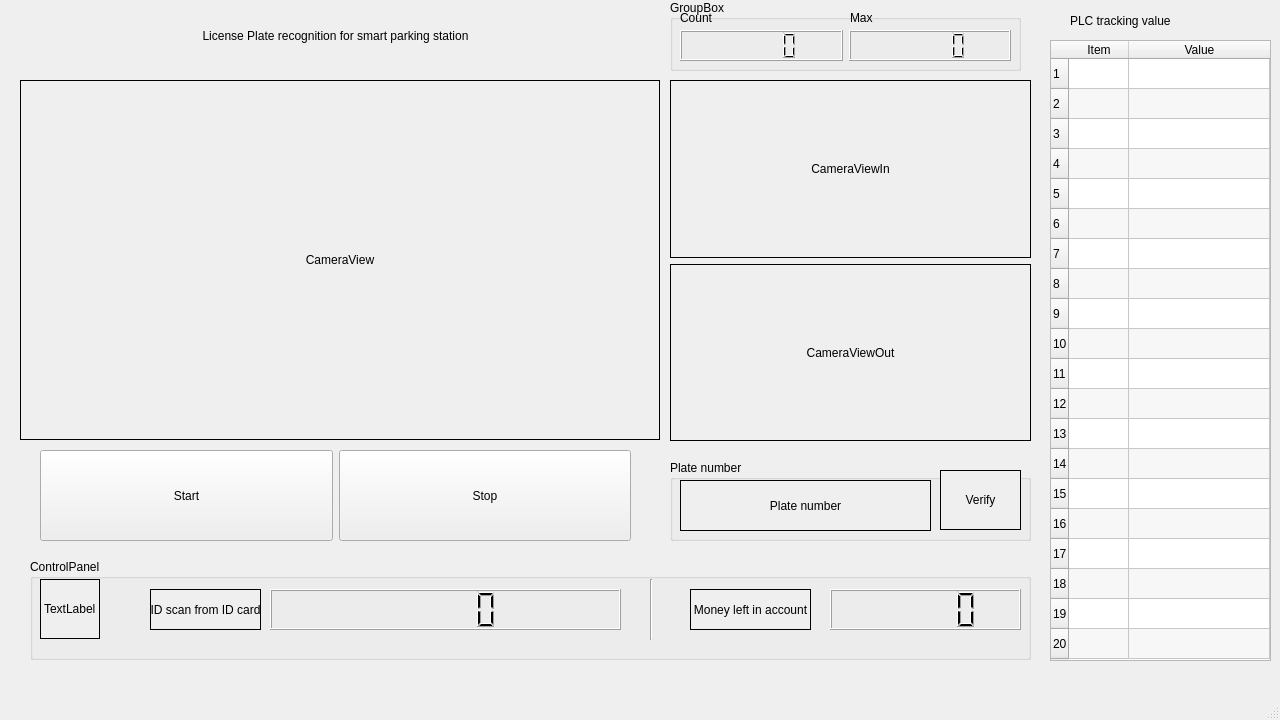
The window that GUI/gui.ui (hiimmuc/SmartParking) describes before a commit, drawn with Qt 5.
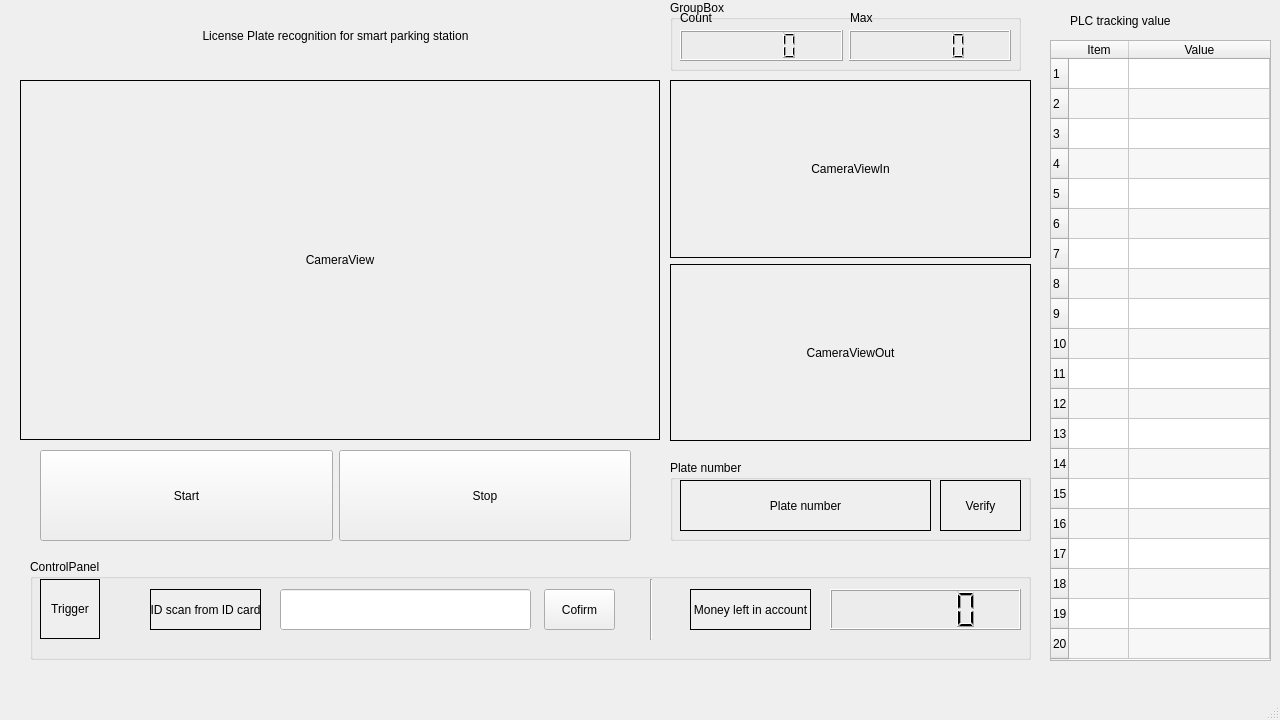
The same window after the commit.

```diff
--- a/GUI/gui.ui
+++ b/GUI/gui.ui
@@ -80,7 +80,13 @@
       <enum>QFrame::Box</enum>
      </property>
      <property name="text">
-      <string>TextLabel</string>
+      <string>Trigger</string>
+     </property>
+     <property name="alignment">
+      <set>Qt::AlignCenter</set>
+     </property>
+     <property name="wordWrap">
+      <bool>true</bool>
      </property>
     </widget>
     <widget class="QLabel" name="id">
@@ -150,14 +156,44 @@
       </rect>
      </property>
     </widget>
-    <widget class="QLCDNumber" name="IDcard">
+    <widget class="QLineEdit" name="InputID">
      <property name="geometry">
       <rect>
-       <x>240</x>
+       <x>250</x>
        <y>30</y>
-       <width>351</width>
+       <width>251</width>
        <height>41</height>
       </rect>
+     </property>
+     <property name="font">
+      <font>
+       <family>Segoe UI</family>
+       <pointsize>16</pointsize>
+       <weight>50</weight>
+       <bold>false</bold>
+      </font>
+     </property>
+     <property name="cursor">
+      <cursorShape>IBeamCursor</cursorShape>
+     </property>
+     <property name="autoFillBackground">
+      <bool>true</bool>
+     </property>
+     <property name="clearButtonEnabled">
+      <bool>false</bool>
+     </property>
+    </widget>
+    <widget class="QPushButton" name="confirmButton">
+     <property name="geometry">
+      <rect>
+       <x>514</x>
+       <y>30</y>
+       <width>71</width>
+       <height>41</height>
+      </rect>
+     </property>
+     <property name="text">
+      <string>Cofirm</string>
      </property>
     </widget>
    </widget>
@@ -256,9 +292,9 @@
      <property name="geometry">
       <rect>
        <x>270</x>
-       <y>10</y>
+       <y>20</y>
        <width>81</width>
-       <height>60</height>
+       <height>51</height>
       </rect>
      </property>
      <property name="autoFillBackground">
```
